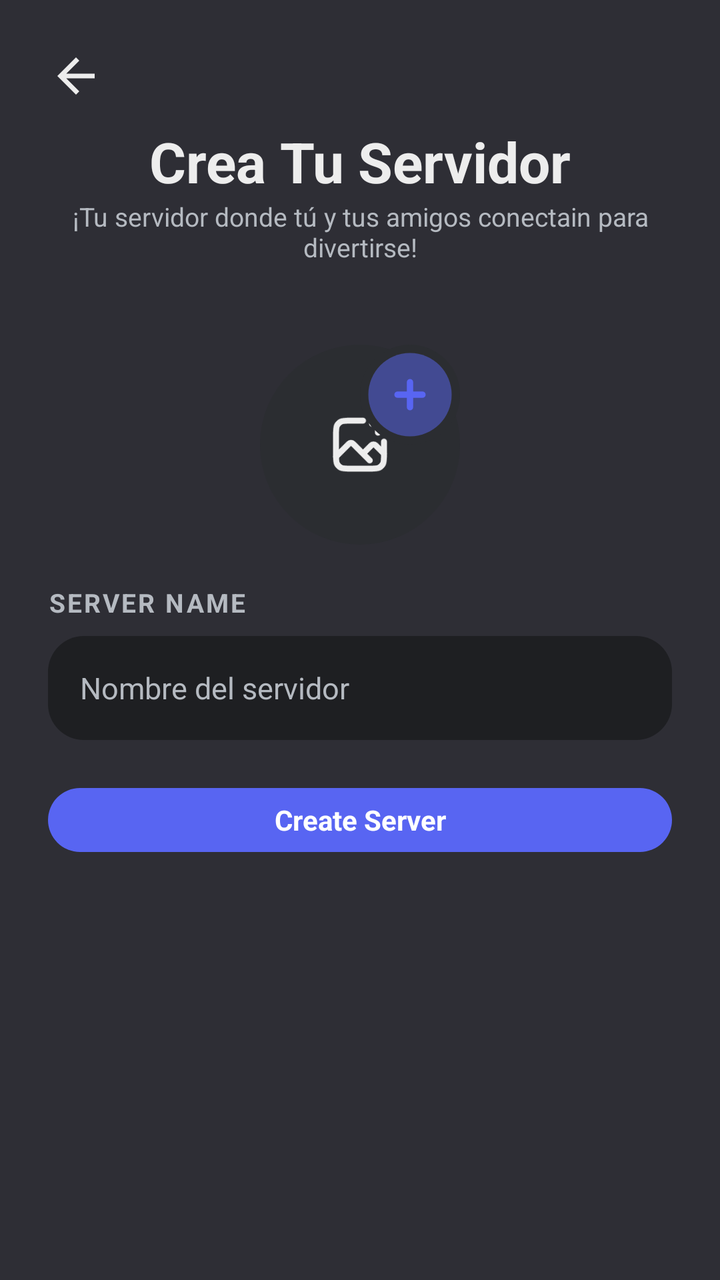
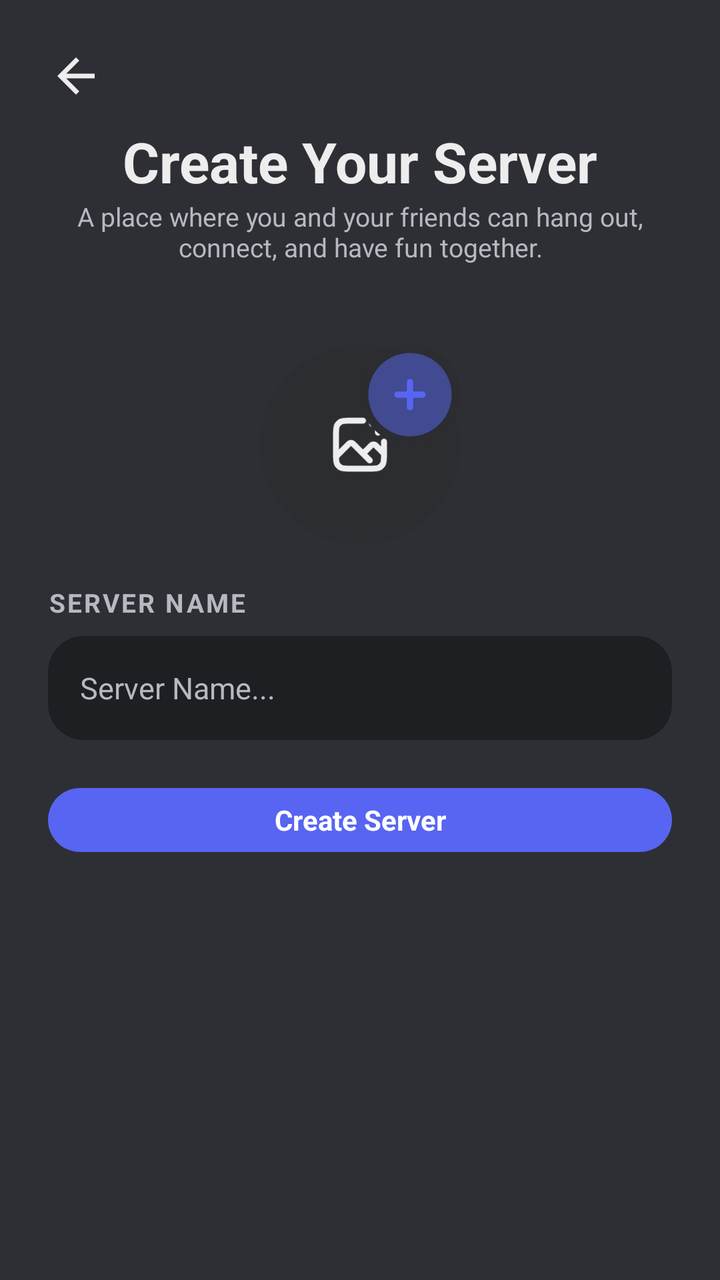

An Android layout rendered at two revisions. The XML below is the earlier revision; the diff shows what the commit changed to produce the second picture.
<!-- AndroidManifest.xml: application theme Theme.Androidfrontendlinkoria -->
<!-- res/layout/activity_create_server.xml -->
<?xml version="1.0" encoding="utf-8"?>
<androidx.constraintlayout.widget.ConstraintLayout xmlns:android="http://schemas.android.com/apk/res/android"
    xmlns:app="http://schemas.android.com/apk/res-auto"
    xmlns:tools="http://schemas.android.com/tools"
    android:id="@+id/main"
    android:layout_width="match_parent"
    android:layout_height="match_parent"
    android:padding="24dp"
    android:background="@color/bg_chat"
    tools:context=".server.ui.CreateServerActivity">

    
    <ImageView
        android:id="@+id/btn_back"
        android:layout_width="28dp"
        android:layout_height="28dp"
        android:src="@drawable/ic_arrow_back"
        app:tint="@color/text_primary"
        app:layout_constraintStart_toStartOf="parent"
        app:layout_constraintTop_toTopOf="parent"/>

    
    <TextView
        android:id="@+id/tv_title"
        android:layout_width="wrap_content"
        android:layout_height="wrap_content"
        android:text="Crea Tu Servidor"
        android:textColor="@color/text_primary"
        android:textSize="28sp"
        android:textStyle="bold"
        app:layout_constraintTop_toBottomOf="@id/btn_back"
        app:layout_constraintStart_toStartOf="parent"
        app:layout_constraintEnd_toEndOf="parent"
        android:layout_marginTop="10dp"/>

    
    <TextView
        android:id="@+id/tv_subtitle"
        android:layout_width="0dp"
        android:layout_height="wrap_content"
        android:text="¡Tu servidor donde tú y tus amigos conectain para divertirse!"
        android:textColor="@color/text_secondary"
        android:textAlignment="center"
        android:textSize="13sp"
        app:layout_constraintTop_toBottomOf="@id/tv_title"
        app:layout_constraintStart_toStartOf="parent"
        app:layout_constraintEnd_toEndOf="parent"/>

    
    <androidx.constraintlayout.widget.ConstraintLayout
        android:id="@+id/layout_upload"
        android:layout_width="100dp"
        android:layout_height="100dp"
        android:background="@drawable/bg_circle"
        app:layout_constraintTop_toBottomOf="@id/tv_subtitle"
        app:layout_constraintStart_toStartOf="parent"
        app:layout_constraintEnd_toEndOf="parent"
        android:layout_marginTop="40dp">

        <ImageView
            android:id="@+id/iv_server_icon"
            android:layout_width="match_parent"
            android:layout_height="match_parent"
            android:padding="2dp"
            android:visibility="invisible"
            android:background="@drawable/bg_circle"/>

        <ImageView
            android:id="@+id/iv_upload"
            android:layout_width="36dp"
            android:layout_height="36dp"
            android:src="@drawable/ic_upload_image"
            app:tint="@color/text_primary"
            app:layout_constraintTop_toTopOf="parent"
            app:layout_constraintBottom_toBottomOf="parent"
            app:layout_constraintStart_toStartOf="parent"
            app:layout_constraintEnd_toEndOf="parent"/>

        <ImageView
            android:id="@+id/iv_plus"
            android:layout_width="50dp"
            android:layout_height="50dp"
            android:src="@drawable/ic_add"
            android:background="@drawable/bg_circle"
            app:tint="@color/primary_blue"
            app:layout_constraintTop_toTopOf="parent"
            app:layout_constraintEnd_toEndOf="parent"/>

    </androidx.constraintlayout.widget.ConstraintLayout>

    
    <TextView
        android:id="@+id/tv_server_name"
        android:layout_width="wrap_content"
        android:layout_height="wrap_content"
        android:text="Server Name"
        android:textColor="@color/text_secondary"
        android:textSize="13sp"
        android:letterSpacing="0.08"
        android:textStyle="bold"
        android:textAllCaps="true"
        app:layout_constraintTop_toBottomOf="@id/layout_upload"
        app:layout_constraintStart_toStartOf="parent"
        android:layout_marginTop="20dp" />

    
    <EditText
        android:id="@+id/et_server_name"
        android:layout_width="0dp"
        android:layout_height="52dp"
        android:background="@drawable/bg_input"
        android:hint="Nombre del servidor"
        android:paddingHorizontal="16dp"
        android:textColor="@color/text_primary"
        android:textColorHint="@color/text_secondary"
        android:textSize="15sp"
        android:inputType="text"
        app:layout_constraintTop_toBottomOf="@id/tv_server_name"
        app:layout_constraintStart_toStartOf="parent"
        app:layout_constraintEnd_toEndOf="parent"
        android:layout_marginTop="8dp" />

    
    <Button
        android:id="@+id/btn_create_server"
        style="@style/PrimaryButton"
        android:layout_width="0dp"
        android:layout_height="40dp"
        android:text="Create Server"
        android:textAllCaps="false"
        android:textColor="@android:color/white"
        android:textSize="14sp"
        android:textStyle="bold"
        android:layout_marginTop="20dp"
        app:layout_constraintEnd_toEndOf="parent"
        app:layout_constraintHorizontal_bias="1.0"
        app:layout_constraintStart_toStartOf="parent"
        app:layout_constraintTop_toBottomOf="@+id/et_server_name" />

</androidx.constraintlayout.widget.ConstraintLayout>
<!-- resources referenced by this layout -->
<resources>
  <color name="bg_chat">#2E2E35</color>
  <color name="primary_blue">#5865F2</color>
  <color name="text_primary">#EDEDED</color>
  <color name="text_secondary">#B5BAC1</color>
  <!-- drawable bg_circle (drawable) -->
  <?xml version="1.0" encoding="utf-8"?>
  <shape xmlns:android="http://schemas.android.com/apk/res/android"
      android:shape="oval">
      <solid android:color="#2B2D31" />
  </shape>
  <!-- drawable bg_input (drawable) -->
  <?xml version="1.0" encoding="utf-8"?>
  <shape xmlns:android="http://schemas.android.com/apk/res/android">
  
      <solid android:color="@color/bg_sidebar"/>
  
      <corners android:radius="18dp"/>
  
  </shape>
  <!-- drawable ic_add (drawable) -->
  <vector xmlns:android="http://schemas.android.com/apk/res/android"
      android:width="800dp"
      android:height="800dp"
      android:viewportWidth="24"
      android:viewportHeight="24">
    <path
        android:pathData="M22,12C22,17.523 17.523,22 12,22C6.477,22 2,17.523 2,12C2,6.477 6.477,2 12,2C17.523,2 22,6.477 22,12Z"
        android:strokeAlpha="0.5"
        android:fillColor="#1C274C"
        android:fillAlpha="0.5"/>
    <path
        android:pathData="M12.75,9C12.75,8.586 12.414,8.25 12,8.25C11.586,8.25 11.25,8.586 11.25,9L11.25,11.25H9C8.586,11.25 8.25,11.586 8.25,12C8.25,12.414 8.586,12.75 9,12.75H11.25V15C11.25,15.414 11.586,15.75 12,15.75C12.414,15.75 12.75,15.414 12.75,15L12.75,12.75H15C15.414,12.75 15.75,12.414 15.75,12C15.75,11.586 15.414,11.25 15,11.25H12.75V9Z"
        android:fillColor="#1C274C"/>
  </vector>
  <!-- drawable ic_arrow_back (drawable) -->
  <vector xmlns:android="http://schemas.android.com/apk/res/android" android:autoMirrored="true" android:height="24dp" android:tint="#FFFFFF" android:viewportHeight="24" android:viewportWidth="24" android:width="24dp">
        
      <path android:fillColor="@android:color/white" android:pathData="M20,11H7.83l5.59,-5.59L12,4l-8,8 8,8 1.41,-1.41L7.83,13H20v-2z"/>
      
  </vector>
  <style name="PrimaryButton" parent="Widget.Material3.Button">
          <item name="android:layout_width">match_parent</item>
          <item name="android:layout_height">56dp</item>
  
          <item name="android:textAllCaps">false</item>
          <item name="android:textSize">16sp</item>
          <item name="android:textStyle">bold</item>
          <item name="android:textColor">#EDEDED</item>
  
          <item name="cornerRadius">20dp</item>
          <item name="backgroundTint">@color/primary_button_background_tint</item>
  
          <item name="rippleColor">#22000000</item>
  
          <item name="android:stateListAnimator">@null</item>
          <item name="elevation">2dp</item>
      </style>
  <style name="Theme.Androidfrontendlinkoria" parent="Theme.MaterialComponents.DayNight.NoActionBar">
          
          <item name="colorPrimary">@color/primary_blue</item>
          <item name="colorPrimaryVariant">@color/purple_700</item>
          <item name="colorOnPrimary">@color/white</item>
          
          <item name="colorSecondary">@color/teal_200</item>
          <item name="colorSecondaryVariant">@color/teal_700</item>
          <item name="colorOnSecondary">@color/black</item>
          
          <item name="android:statusBarColor">?attr/colorPrimaryVariant</item>
          
      </style>
  <color name="bg_sidebar">#1E1F22</color>
  <color name="purple_700">#3700B3</color>
  <color name="white">#FFFFFF</color>
  <color name="teal_200">#03DAC5</color>
  <color name="teal_700">#018786</color>
  <color name="black">#000000</color>
  <!-- unchanged entries left out for length: 1 -->
</resources>

<!-- the commit's change to res/layout/activity_create_server.xml (unified diff, before → after) -->
@@ -24,7 +24,7 @@
         android:id="@+id/tv_title"
         android:layout_width="wrap_content"
         android:layout_height="wrap_content"
-        android:text="Crea Tu Servidor"
+        android:text="Create Your Server"
         android:textColor="@color/text_primary"
         android:textSize="28sp"
         android:textStyle="bold"
@@ -38,7 +38,7 @@
         android:id="@+id/tv_subtitle"
         android:layout_width="0dp"
         android:layout_height="wrap_content"
-        android:text="¡Tu servidor donde tú y tus amigos conectain para divertirse!"
+        android:text="A place where you and your friends can hang out, connect, and have fun together."
         android:textColor="@color/text_secondary"
         android:textAlignment="center"
         android:textSize="13sp"
@@ -109,9 +109,9 @@
         android:layout_width="0dp"
         android:layout_height="52dp"
         android:background="@drawable/bg_input"
-        android:hint="Nombre del servidor"
+        android:hint="Server Name..."
         android:paddingHorizontal="16dp"
-        android:textColor="@color/text_primary"
+        android:textColor="@color/text_hint"
         android:textColorHint="@color/text_secondary"
         android:textSize="15sp"
         android:inputType="text"
<!-- resource entries referenced after the edit -->
@@ -2,6 +2,7 @@
 <resources>
   <color name="bg_chat">#2E2E35</color>
   <color name="primary_blue">#5865F2</color>
+  <color name="text_hint">#6D6F78</color>
   <color name="text_primary">#EDEDED</color>
   <color name="text_secondary">#B5BAC1</color>
   <!-- drawable bg_circle (drawable) -->
